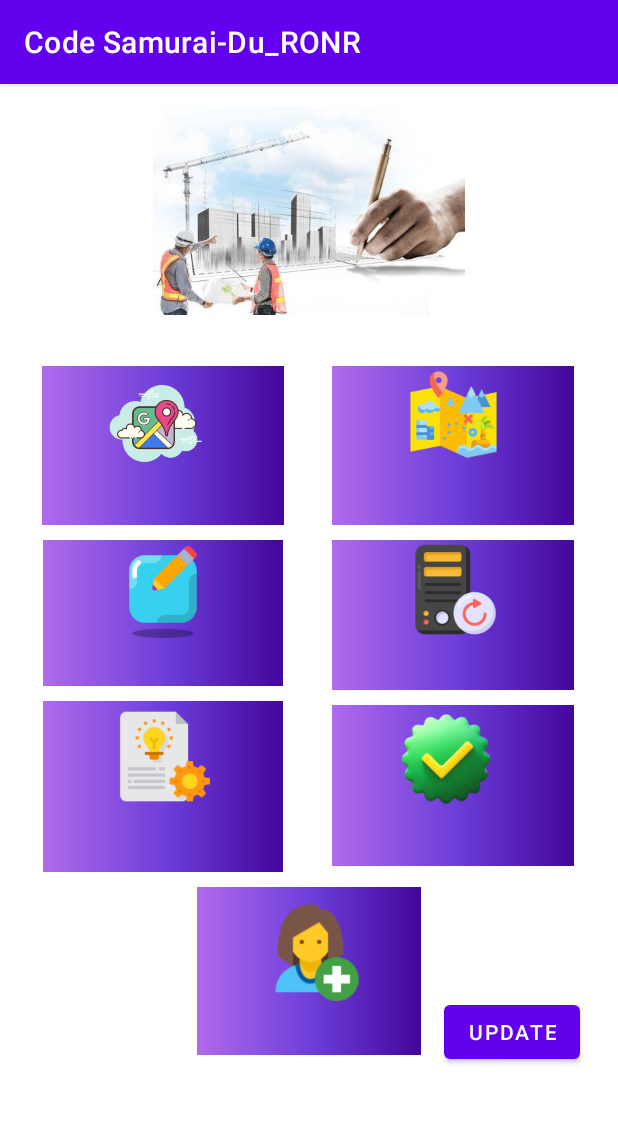
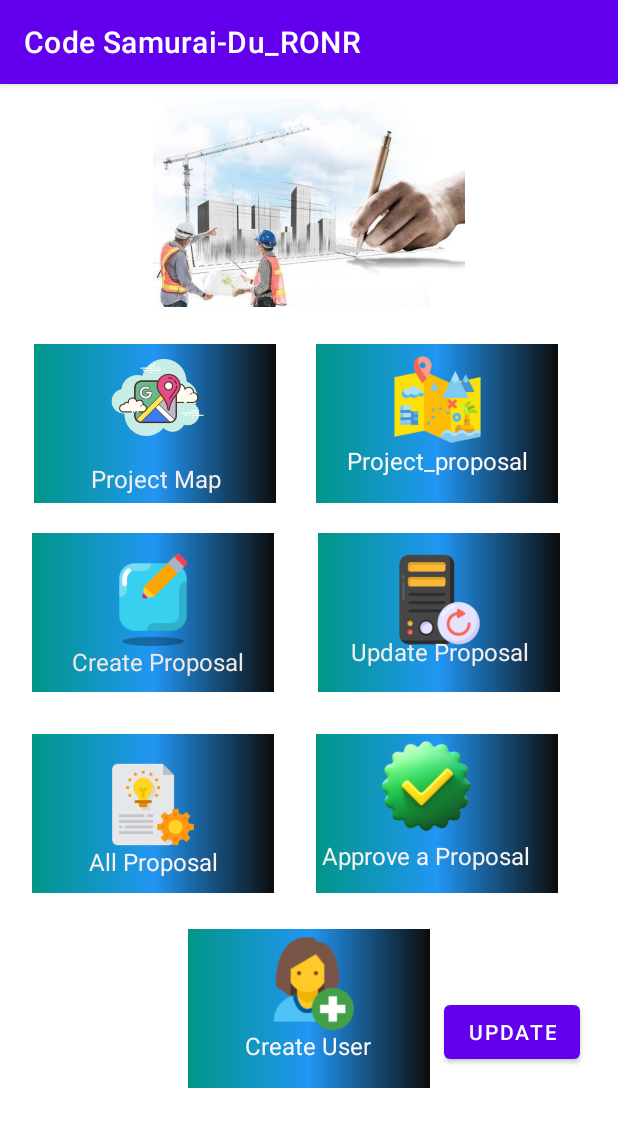
Before and after one commit to Nazira-Jesmin-Lina/DU_RONR, an Android app: the HomePage screen opened directly, with no data from a screen before it, on a phone screen of 412 x 824 dp. Shown: the top 1127 px of the screen. Run offline under Robolectric (Android 15) with nearby library versions, the phone set to English and light mode, and no system bars; our stand-ins replace Firebase (no records; nobody signed in at launch, a user with empty details on screens opened directly).

Commit message:
other page

```diff
--- a/app/src/main/java/com/example/codesamurai_du_ronr/HomePage.java
+++ b/app/src/main/java/com/example/codesamurai_du_ronr/HomePage.java
@@ -3,6 +3,7 @@ package com.example.codesamurai_du_ronr;
 import androidx.appcompat.app.AppCompatActivity;
 import androidx.appcompat.widget.AppCompatButton;
 import androidx.appcompat.widget.AppCompatImageButton;
+import androidx.constraintlayout.widget.ConstraintLayout;
 import androidx.fragment.app.Fragment;
 import androidx.fragment.app.FragmentManager;
 
@@ -23,13 +24,13 @@ import com.google.firebase.database.FirebaseDatabase;
 import java.util.ArrayList;
 
 public class HomePage extends AppCompatActivity {
-    AppCompatImageButton map;
-    AppCompatImageButton prop_map;
-    AppCompatImageButton create_prop;
-    AppCompatImageButton update_prop;
-    AppCompatImageButton all_prop;
-    AppCompatImageButton approve_prop;
-    AppCompatImageButton create_user;
+    ConstraintLayout map;
+    ConstraintLayout prop_map;
+    ConstraintLayout create_prop;
+    ConstraintLayout update_prop;
+    ConstraintLayout all_prop;
+    ConstraintLayout approve_prop;
+    ConstraintLayout create_user;
     Button up;
 
     @Override
@@ -37,7 +38,7 @@ public class HomePage extends AppCompatActivity {
         super.onCreate(savedInstanceState);
         setContentView(R.layout.activity_home_page);
         map=findViewById(R.id.btn_map);
-        prop_map=findViewById(R.id.btn_Proposal_map);
+        prop_map=findViewById(R.id.btn_proposal_map);
         create_prop=findViewById(R.id.btn_prop_create);
         update_prop=findViewById(R.id.btn_update_prop);
         all_prop=findViewById(R.id.btn_all_prop);
--- a/app/src/main/res/drawable/ui_bg.xml
+++ b/app/src/main/res/drawable/ui_bg.xml
@@ -2,9 +2,9 @@
 <shape xmlns:android="http://schemas.android.com/apk/res/android">
     android:shape:"">
     <gradient
-        android:startColor="#B06AEC"
-        android:centerColor="#6E3FDA"
-        android:endColor="#44069C"
+        android:startColor="#009688"
+        android:centerColor="#2196F3"
+        android:endColor="#0C0C0C"
         />
 
 
--- a/app/src/main/res/layout/activity_home_page.xml
+++ b/app/src/main/res/layout/activity_home_page.xml
@@ -6,83 +6,279 @@
     android:layout_height="match_parent"
     tools:context=".HomePage">
 
-    <androidx.appcompat.widget.AppCompatImageButton
+    <androidx.constraintlayout.widget.ConstraintLayout
+        android:id="@+id/agency"
+        android:layout_width="0dp"
+        android:layout_height="wrap_content"
+        android:layout_marginTop="24dp"
+        android:visibility="visible"
+        app:layout_constraintStart_toStartOf="@+id/exec"
+        app:layout_constraintTop_toBottomOf="@+id/exec">
+
+        <androidx.constraintlayout.widget.ConstraintLayout
+            android:id="@+id/btn_all_prop"
+            android:layout_width="161dp"
+            android:layout_height="106dp"
+            android:layout_marginStart="6dp"
+            android:background="@drawable/ui_bg"
+            android:visibility="visible"
+            app:layout_constraintStart_toStartOf="parent"
+            app:layout_constraintTop_toTopOf="parent">
+
+            <ImageView
+                android:id="@+id/imageView3"
+                android:layout_width="60dp"
+                android:layout_height="62dp"
+                android:layout_marginTop="16dp"
+                app:layout_constraintEnd_toEndOf="parent"
+                app:layout_constraintStart_toStartOf="parent"
+                app:layout_constraintTop_toTopOf="parent"
+                app:srcCompat="@drawable/all" />
+
+            <TextView
+                android:id="@+id/txt_all"
+                android:layout_width="wrap_content"
+                android:layout_height="wrap_content"
+                android:layout_marginBottom="10dp"
+                android:text="All Proposal"
+                android:textColor="#FAF1F1"
+                android:textSize="16sp"
+                app:layout_constraintBottom_toBottomOf="parent"
+                app:layout_constraintEnd_toEndOf="@+id/imageView3"
+                app:layout_constraintStart_toStartOf="@+id/imageView3" />
+        </androidx.constraintlayout.widget.ConstraintLayout>
+
+        <androidx.constraintlayout.widget.ConstraintLayout
+            android:id="@+id/btn_approve_prop"
+            android:layout_width="161dp"
+            android:layout_height="106dp"
+            android:layout_marginStart="28dp"
+            android:background="@drawable/ui_bg"
+            app:layout_constraintStart_toEndOf="@+id/btn_all_prop"
+            app:layout_constraintTop_toTopOf="@+id/btn_all_prop">
+
+            <ImageView
+                android:id="@+id/image_approve"
+                android:layout_width="115dp"
+                android:layout_height="70dp"
+                android:layout_marginStart="16dp"
+                android:layout_marginEnd="30dp"
+                app:layout_constraintEnd_toEndOf="parent"
+                app:layout_constraintHorizontal_bias="1.0"
+                app:layout_constraintStart_toStartOf="parent"
+                app:layout_constraintTop_toTopOf="parent"
+                app:srcCompat="@drawable/approval" />
+
+            <TextView
+                android:id="@+id/txt_approve"
+                android:layout_width="wrap_content"
+                android:layout_height="wrap_content"
+                android:layout_marginBottom="14dp"
+                android:text="Approve a Proposal"
+                android:textColor="#F6F2F2"
+                android:textSize="16sp"
+                app:layout_constraintBottom_toBottomOf="parent"
+                app:layout_constraintEnd_toEndOf="@+id/image_approve"
+                app:layout_constraintStart_toStartOf="@+id/image_approve" />
+        </androidx.constraintlayout.widget.ConstraintLayout>
+    </androidx.constraintlayout.widget.ConstraintLayout>
+
+    <androidx.constraintlayout.widget.ConstraintLayout
+        android:id="@+id/exec"
+        android:layout_width="382dp"
+        android:layout_height="110dp"
+        android:layout_marginTop="16dp"
+        android:visibility="visible"
+        app:layout_constraintStart_toStartOf="@+id/app"
+        app:layout_constraintTop_toBottomOf="@+id/app">
+
+        <androidx.constraintlayout.widget.ConstraintLayout
+            android:id="@+id/btn_update_prop"
+            android:layout_width="161dp"
+            android:layout_height="106dp"
+            android:layout_marginEnd="24dp"
+            android:layout_marginBottom="4dp"
+            android:background="@drawable/ui_bg"
+            app:layout_constraintBottom_toBottomOf="parent"
+            app:layout_constraintEnd_toEndOf="parent">
+
+            <ImageView
+                android:id="@+id/image_up"
+                android:layout_width="126dp"
+                android:layout_height="62dp"
+                android:layout_marginTop="13dp"
+                app:layout_constraintEnd_toEndOf="parent"
+                app:layout_constraintStart_toStartOf="parent"
+                app:layout_constraintTop_toTopOf="parent"
+                app:srcCompat="@drawable/uuuu" />
+
+            <TextView
+                android:id="@+id/txt_prop"
+                android:layout_width="wrap_content"
+                android:layout_height="wrap_content"
+                android:layout_marginBottom="16dp"
+                android:text="Update Proposal"
+                android:textColor="#F4EDED"
+                android:textSize="16sp"
+                android:visibility="visible"
+                app:layout_constraintBottom_toBottomOf="parent"
+                app:layout_constraintEnd_toEndOf="@+id/image_up"
+                app:layout_constraintStart_toStartOf="@+id/image_up" />
+
+        </androidx.constraintlayout.widget.ConstraintLayout>
+
+        <androidx.constraintlayout.widget.ConstraintLayout
+            android:id="@+id/btn_prop_create"
+            android:layout_width="161dp"
+            android:layout_height="106dp"
+            android:background="@drawable/ui_bg"
+            android:visibility="visible"
+            app:layout_constraintEnd_toStartOf="@+id/btn_update_prop"
+            app:layout_constraintHorizontal_bias="0.166"
+            app:layout_constraintStart_toStartOf="parent"
+            app:layout_constraintTop_toTopOf="parent">
+
+            <TextView
+                android:id="@+id/txt_crt"
+                android:layout_width="wrap_content"
+                android:layout_height="wrap_content"
+                android:layout_marginBottom="9dp"
+                android:text="Create Proposal"
+                android:textColor="#EFE7E7"
+                android:textSize="16sp"
+                android:visibility="visible"
+                app:layout_constraintBottom_toBottomOf="parent"
+                app:layout_constraintStart_toStartOf="@+id/image_crt" />
+
+            <ImageView
+                android:id="@+id/image_crt"
+                android:layout_width="108dp"
+                android:layout_height="65dp"
+                android:layout_marginTop="10dp"
+                android:visibility="visible"
+                app:layout_constraintEnd_toEndOf="parent"
+                app:layout_constraintStart_toStartOf="parent"
+                app:layout_constraintTop_toTopOf="parent"
+                app:srcCompat="@drawable/prop_create" />
+        </androidx.constraintlayout.widget.ConstraintLayout>
+    </androidx.constraintlayout.widget.ConstraintLayout>
+
+    <androidx.constraintlayout.widget.ConstraintLayout
+        android:id="@+id/app"
+        android:layout_width="382dp"
+        android:layout_height="110dp"
+        android:layout_marginStart="16dp"
+        android:layout_marginTop="16dp"
+        android:layout_marginEnd="16dp"
+        android:visibility="visible"
+        app:layout_constraintEnd_toEndOf="parent"
+        app:layout_constraintHorizontal_bias="0.473"
+        app:layout_constraintStart_toStartOf="parent"
+        app:layout_constraintTop_toBottomOf="@+id/constraintLayout3">
+
+        <androidx.constraintlayout.widget.ConstraintLayout
+            android:id="@+id/btn_proposal_map"
+            android:layout_width="161dp"
+            android:layout_height="106dp"
+            android:layout_marginEnd="25dp"
+            android:background="@drawable/ui_bg"
+            app:layout_constraintEnd_toEndOf="parent"
+            app:layout_constraintTop_toTopOf="@+id/btn_map">
+
+            <TextView
+                android:id="@+id/textView14"
+                android:layout_width="wrap_content"
+                android:layout_height="wrap_content"
+                android:layout_marginBottom="17dp"
+                android:text="Project_proposal"
+                android:textColor="#FBF9F9"
+                android:textSize="16sp"
+                app:layout_constraintBottom_toBottomOf="parent"
+                app:layout_constraintEnd_toEndOf="@+id/imageView11"
+                app:layout_constraintStart_toStartOf="@+id/imageView11" />
+
+            <ImageView
+                android:id="@+id/imageView11"
+                android:layout_width="123dp"
+                android:layout_height="63dp"
+                android:layout_marginTop="5dp"
+                app:layout_constraintEnd_toEndOf="parent"
+                app:layout_constraintStart_toStartOf="parent"
+                app:layout_constraintTop_toTopOf="parent"
+                app:srcCompat="@drawable/map_prop" />
+        </androidx.constraintlayout.widget.ConstraintLayout>
+
+        <androidx.constraintlayout.widget.ConstraintLayout
             android:id="@+id/btn_map"
             android:layout_width="161dp"
             android:layout_height="106dp"
-        android:layout_marginStart="28dp"
-        android:layout_marginTop="188dp"
+            android:layout_marginEnd="20dp"
             android:background="@drawable/ui_bg"
+            android:visibility="visible"
+            app:layout_constraintEnd_toStartOf="@+id/btn_proposal_map"
+            app:layout_constraintStart_toStartOf="parent"
+            app:layout_constraintTop_toTopOf="parent">
+
+            <ImageView
+                android:id="@+id/imageView10"
+                android:layout_width="94dp"
+                android:layout_height="71dp"
+                android:layout_marginBottom="3dp"
+                app:layout_constraintBottom_toTopOf="@+id/textView13"
+                app:layout_constraintEnd_toEndOf="parent"
+                app:layout_constraintStart_toStartOf="parent"
+                app:layout_constraintTop_toTopOf="parent"
+                app:srcCompat="@drawable/google_maps" />
+
+            <TextView
+                android:id="@+id/textView13"
+                android:layout_width="103dp"
+                android:layout_height="32dp"
+                android:gravity="center"
                 android:text="Project Map"
-        app:layout_constraintStart_toStartOf="parent"
-        app:layout_constraintTop_toTopOf="parent" />
+                android:textColor="#F4EFEF"
+                android:textSize="16sp"
+                app:layout_constraintBottom_toBottomOf="parent"
+                app:layout_constraintEnd_toEndOf="@+id/imageView10"
+                app:layout_constraintStart_toStartOf="@+id/imageView10" />
+        </androidx.constraintlayout.widget.ConstraintLayout>
+    </androidx.constraintlayout.widget.ConstraintLayout>
 
-    <androidx.appcompat.widget.AppCompatImageButton
-        android:id="@+id/btn_Proposal_map"
+    <androidx.constraintlayout.widget.ConstraintLayout
+        android:id="@+id/btn_create_user"
         android:layout_width="161dp"
         android:layout_height="106dp"
-        android:layout_marginStart="32dp"
+        android:layout_marginTop="24dp"
         android:background="@drawable/ui_bg"
-        android:text="Proposal Map"
-        app:layout_constraintStart_toEndOf="@+id/btn_map"
-        app:layout_constraintTop_toTopOf="@+id/btn_map" />
+        android:visibility="visible"
+        app:layout_constraintEnd_toEndOf="parent"
+        app:layout_constraintHorizontal_bias="0.5"
+        app:layout_constraintStart_toStartOf="parent"
+        app:layout_constraintTop_toBottomOf="@+id/agency">
 
-    <androidx.appcompat.widget.AppCompatImageButton
-        android:id="@+id/btn_prop_create"
-        android:layout_width="160dp"
-        android:layout_height="97dp"
-        android:layout_marginTop="10dp"
-        android:background="@drawable/ui_bg"
-        android:text="Create Proposal"
-        app:layout_constraintEnd_toEndOf="@+id/btn_map"
-        app:layout_constraintStart_toStartOf="@+id/btn_map"
-        app:layout_constraintTop_toBottomOf="@+id/btn_map" />
+        <TextView
+            android:id="@+id/txt_user"
+            android:layout_width="wrap_content"
+            android:layout_height="wrap_content"
+            android:layout_marginBottom="17dp"
+            android:text="Create User"
+            android:textColor="#FBF4F4"
+            android:textSize="16sp"
+            app:layout_constraintBottom_toBottomOf="parent"
+            app:layout_constraintEnd_toEndOf="@+id/imageView4"
+            app:layout_constraintStart_toStartOf="@+id/imageView4" />
 
-    <androidx.appcompat.widget.AppCompatImageButton
-        android:id="@+id/btn_update_prop"
-        android:layout_width="161dp"
-        android:layout_height="100dp"
-        android:layout_marginTop="10dp"
-        android:background="@drawable/ui_bg"
-        android:text="Update Proposal"
-        app:layout_constraintEnd_toEndOf="@+id/btn_Proposal_map"
-        app:layout_constraintHorizontal_bias="0.0"
-        app:layout_constraintStart_toStartOf="@+id/btn_Proposal_map"
-        app:layout_constraintTop_toBottomOf="@+id/btn_Proposal_map" />
-
-    <androidx.appcompat.widget.AppCompatImageButton
-        android:id="@+id/btn_all_prop"
-        android:layout_width="160dp"
-        android:layout_height="114dp"
-        android:layout_marginTop="10dp"
-        android:background="@drawable/ui_bg"
-        android:text="All Proposal"
-        app:layout_constraintEnd_toEndOf="@+id/btn_prop_create"
-        app:layout_constraintStart_toStartOf="@+id/btn_prop_create"
-        app:layout_constraintTop_toBottomOf="@+id/btn_prop_create" />
-
-    <androidx.appcompat.widget.AppCompatImageButton
-        android:id="@+id/btn_approve_prop"
-        android:layout_width="161dp"
-        android:layout_height="107dp"
-        android:layout_marginTop="10dp"
-        android:background="@drawable/ui_bg"
-        android:text="Approve a Proposal"
-        app:layout_constraintEnd_toEndOf="@+id/btn_update_prop"
-        app:layout_constraintHorizontal_bias="1.0"
-        app:layout_constraintStart_toStartOf="@+id/btn_update_prop"
-        app:layout_constraintTop_toBottomOf="@+id/btn_update_prop" />
-
-    <androidx.appcompat.widget.AppCompatImageButton
-        android:id="@+id/btn_create_user"
-        android:layout_width="149dp"
-        android:layout_height="112dp"
-        android:layout_marginTop="10dp"
-        android:background="@drawable/ui_bg"
-        android:text="Create User"
+        <ImageView
+            android:id="@+id/imageView4"
+            android:layout_width="67dp"
+            android:layout_height="67dp"
+            android:layout_marginStart="46dp"
+            android:layout_marginEnd="48dp"
             app:layout_constraintEnd_toEndOf="parent"
             app:layout_constraintStart_toStartOf="parent"
-        app:layout_constraintTop_toBottomOf="@+id/btn_all_prop" />
+            app:layout_constraintTop_toTopOf="parent"
+            app:srcCompat="@drawable/cre_user" />
+    </androidx.constraintlayout.widget.ConstraintLayout>
 
     <Button
         android:id="@+id/dbms"
@@ -96,13 +292,13 @@
         app:layout_constraintTop_toTopOf="parent" />
 
     <androidx.constraintlayout.widget.ConstraintLayout
+        android:id="@+id/constraintLayout3"
         android:layout_width="408dp"
         android:layout_height="157dp"
-        android:layout_marginBottom="25dp"
-        app:layout_constraintBottom_toTopOf="@+id/btn_map"
         app:layout_constraintEnd_toEndOf="parent"
         app:layout_constraintHorizontal_bias="0.5"
-        app:layout_constraintStart_toStartOf="parent">
+        app:layout_constraintStart_toStartOf="parent"
+        app:layout_constraintTop_toTopOf="parent">
 
         <ImageView
             android:id="@+id/imageView8"
@@ -116,79 +312,4 @@
             app:srcCompat="@drawable/bck" />
     </androidx.constraintlayout.widget.ConstraintLayout>
 
-    <ImageView
-        android:id="@+id/imageView10"
-        android:layout_width="94dp"
-        android:layout_height="71dp"
-        android:layout_marginBottom="32dp"
-        app:layout_constraintBottom_toBottomOf="@+id/btn_map"
-        app:layout_constraintEnd_toEndOf="@+id/btn_map"
-        app:layout_constraintHorizontal_bias="0.402"
-        app:layout_constraintStart_toStartOf="@+id/btn_map"
-        app:srcCompat="@drawable/google_maps" />
-
-    <ImageView
-        android:id="@+id/imageView11"
-        android:layout_width="123dp"
-        android:layout_height="63dp"
-        android:layout_marginBottom="42dp"
-        app:layout_constraintBottom_toBottomOf="@+id/btn_Proposal_map"
-        app:layout_constraintEnd_toEndOf="@+id/btn_Proposal_map"
-        app:layout_constraintStart_toStartOf="@+id/btn_Proposal_map"
-        app:srcCompat="@drawable/map_prop" />
-
-    <ImageView
-        android:id="@+id/imageView12"
-        android:layout_width="108dp"
-        android:layout_height="65dp"
-        android:layout_marginBottom="32dp"
-        app:layout_constraintBottom_toBottomOf="@+id/btn_prop_create"
-        app:layout_constraintEnd_toEndOf="@+id/btn_prop_create"
-        app:layout_constraintStart_toStartOf="@+id/btn_prop_create"
-        app:srcCompat="@drawable/prop_create" />
-
-    <ImageView
-        android:id="@+id/imageView14"
-        android:layout_width="125dp"
-        android:layout_height="66dp"
-        android:layout_marginBottom="44dp"
-        app:layout_constraintBottom_toBottomOf="@+id/btn_all_prop"
-        app:layout_constraintEnd_toEndOf="@+id/btn_all_prop"
-        app:layout_constraintHorizontal_bias="0.542"
-        app:layout_constraintStart_toStartOf="@+id/btn_all_prop"
-        app:srcCompat="@drawable/all" />
-
-    <ImageView
-        android:id="@+id/imageView15"
-        android:layout_width="126dp"
-        android:layout_height="62dp"
-        android:layout_marginBottom="36dp"
-        app:layout_constraintBottom_toBottomOf="@+id/btn_update_prop"
-        app:layout_constraintEnd_toEndOf="@+id/btn_update_prop"
-        app:layout_constraintHorizontal_bias="0.542"
-        app:layout_constraintStart_toStartOf="@+id/btn_update_prop"
-        app:srcCompat="@drawable/uuuu" />
-
-    <ImageView
-        android:id="@+id/imageView16"
-        android:layout_width="115dp"
-        android:layout_height="70dp"
-        android:layout_marginBottom="36dp"
-        app:layout_constraintBottom_toBottomOf="@+id/btn_approve_prop"
-        app:layout_constraintEnd_toEndOf="@+id/btn_approve_prop"
-        app:layout_constraintHorizontal_bias="0.413"
-        app:layout_constraintStart_toStartOf="@+id/btn_approve_prop"
-        app:srcCompat="@drawable/approval" />
-
-    <ImageView
-        android:id="@+id/imageView17"
-        android:layout_width="95dp"
-        android:layout_height="70dp"
-        android:layout_marginBottom="36dp"
-        app:layout_constraintBottom_toBottomOf="@+id/btn_create_user"
-        app:layout_constraintEnd_toEndOf="@+id/btn_create_user"
-        app:layout_constraintHorizontal_bias="0.518"
-        app:layout_constraintStart_toStartOf="@+id/btn_create_user"
-        app:srcCompat="@drawable/cre_user" />
-
 </androidx.constraintlayout.widget.ConstraintLayout>
```
Lines whose indentation alone changed are shown as unchanged.
